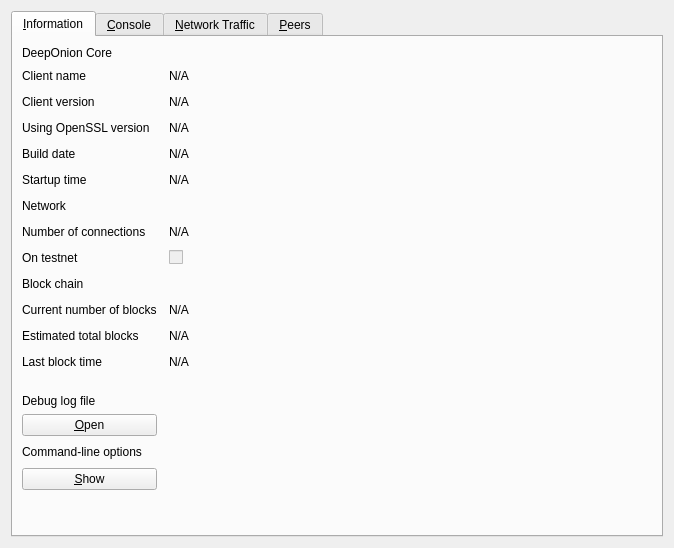
Old version of the form src/qt/forms/rpcconsole.ui in the repository deeponion/deeponion-legacy.
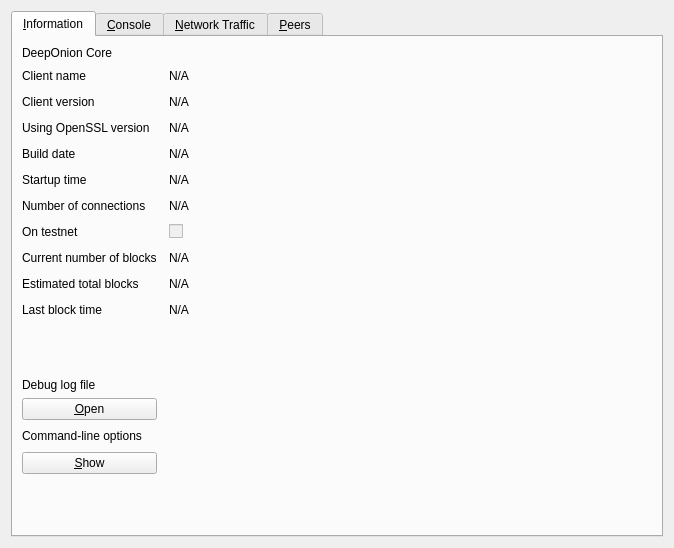
New version of the form. The open tabs and pages were chosen to show the change. Icons and pictures are not drawn. Custom widgets are drawn as their Qt base class.

Commit message: Remove unused entries in rpcconsole window

```diff
--- a/src/qt/forms/rpcconsole.ui
+++ b/src/qt/forms/rpcconsole.ui
@@ -37,19 +37,6 @@
          </property>
         </widget>
        </item>
-       <item row="9" column="0">
-        <widget class="QLabel" name="label_10">
-         <property name="font">
-          <font>
-           <weight>50</weight>
-           <bold>false</bold>
-          </font>
-         </property>
-         <property name="text">
-          <string>Block chain</string>
-         </property>
-        </widget>
-       </item>
        <item row="8" column="1">
         <widget class="QCheckBox" name="isTestNet">
          <property name="enabled">
@@ -316,32 +303,6 @@
          </property>
         </widget>
        </item>
-       <item row="6" column="0">
-        <widget class="QLabel" name="label_11">
-         <property name="font">
-          <font>
-           <weight>50</weight>
-           <bold>false</bold>
-          </font>
-         </property>
-         <property name="text">
-          <string>Network</string>
-         </property>
-        </widget>
-       </item>
-       <item row="6" column="2">
-        <spacer name="horizontalSpacer_6">
-         <property name="orientation">
-          <enum>Qt::Horizontal</enum>
-         </property>
-         <property name="sizeHint" stdset="0">
-          <size>
-           <width>40</width>
-           <height>20</height>
-          </size>
-         </property>
-        </spacer>
-       </item>
        <item row="5" column="2">
         <spacer name="horizontalSpacer_5">
          <property name="orientation">
@@ -475,19 +436,6 @@
          </property>
         </spacer>
        </item>
-       <item row="9" column="2">
-        <spacer name="horizontalSpacer_9">
-         <property name="orientation">
-          <enum>Qt::Horizontal</enum>
-         </property>
-         <property name="sizeHint" stdset="0">
-          <size>
-           <width>40</width>
-           <height>20</height>
-          </size>
-         </property>
-        </spacer>
-       </item>
        <item row="10" column="2">
         <spacer name="horizontalSpacer_10">
          <property name="orientation">
```
